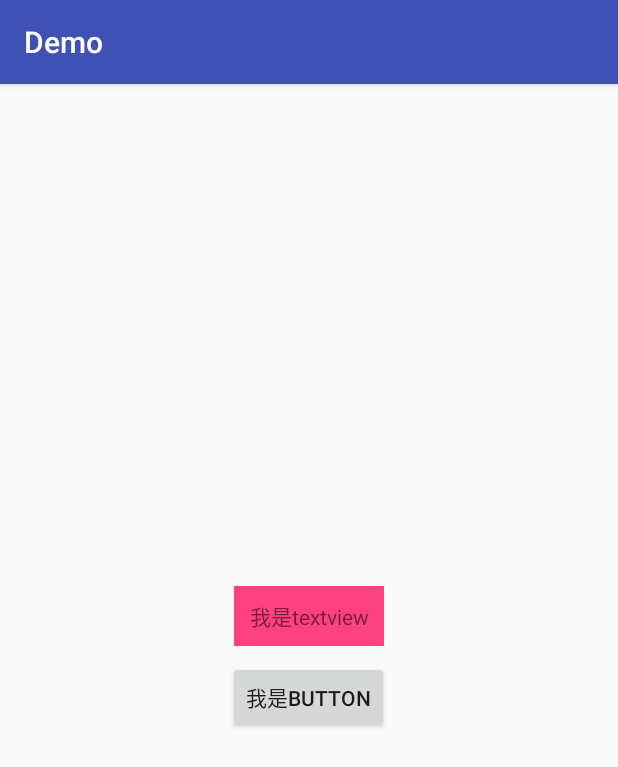
After one commit to genius-ye/Demos, an Android app: the DemoActivity screen opened directly, with no data from a screen before it, on a phone screen of 412 x 824 dp. The commit adds this screen. Shown: the top 767 px of the screen. Run offline under Robolectric (Android 15) with nearby library versions, the phone set to English and light mode, and no system bars.

Commit message:
增加点击代理和点击动画

```diff
--- a/app/src/main/AndroidManifest.xml
+++ b/app/src/main/AndroidManifest.xml
@@ -55,6 +55,8 @@
         </activity>
         <activity android:name=".views.scrollnumberview.AutoScrollViewActivity">
         </activity>
+        <activity android:name=".onclickagent.DemoActivity">
+        </activity>
     </application>
 
 </manifest>
--- /dev/null
+++ b/app/src/main/java/com/genius/onclickagent/DemoActivity.java
@@ -0,0 +1,74 @@
+package com.genius.onclickagent;
+
+import android.animation.AnimatorSet;
+import android.animation.ObjectAnimator;
+import android.content.Context;
+import android.os.Bundle;
+import android.support.v7.app.AppCompatActivity;
+import android.util.Log;
+import android.util.Property;
+import android.view.View;
+import android.view.animation.AccelerateDecelerateInterpolator;
+import android.view.animation.AccelerateInterpolator;
+import android.view.animation.Animation;
+import android.view.animation.AnimationSet;
+import android.view.animation.OvershootInterpolator;
+import android.view.animation.ScaleAnimation;
+
+import com.genius.R;
+import com.genius.onclickagent.OnclickAgent.OnClickListener;
+
+public class DemoActivity extends AppCompatActivity {
+
+    Context mContext;
+
+    @Override
+    protected void onCreate(Bundle savedInstanceState) {
+        super.onCreate(savedInstanceState);
+        setContentView(R.layout.activity_demo);
+
+        mContext = this;
+
+
+//        findViewById(R.id.text).setOnClickListener(new OnclickAgent(this, new OnClickListener() {
+//            @Override
+//            public void onclick(final View v) {
+//                Log.d("genius","click textview");
+//            }
+//        }));
+//
+//        findViewById(R.id.btn).setOnClickListener(new OnclickAgent(this, new OnClickListener() {
+//            @Override
+//            public void onclick(final View v) {
+//                Log.d("genius","click btn");
+//            }
+//        }));
+
+        OnclickAgent onclickAgent = new OnclickAgent(this, new OnClickListener() {
+            @Override
+            public void onclick(final View v) {
+                switch (v.getId())
+                {
+                    case R.id.text:
+                        Log.d("genius","click textview");
+
+                        ObjectAnimator animator = ObjectAnimator.ofFloat(v, "scaleY", 1.0f, 1.2f, 0.85f,1.0f);
+                        v.setPivotY(v.getHeight());
+                        animator.setInterpolator(new AccelerateDecelerateInterpolator());
+                        animator.setDuration(500);
+                        animator.start();
+
+                        break;
+                    case R.id.btn:
+                        Log.d("genius","click btn");
+                        break;
+                }
+            }
+        });
+
+        findViewById(R.id.text).setOnClickListener(onclickAgent);
+
+        findViewById(R.id.btn).setOnClickListener(onclickAgent);
+    }
+
+}
--- /dev/null
+++ b/app/src/main/java/com/genius/onclickagent/OnclickAgent.java
@@ -0,0 +1,43 @@
+package com.genius.onclickagent;
+
+import android.app.Activity;
+import android.content.Context;
+import android.view.View;
+import android.widget.Toast;
+
+import java.lang.reflect.Field;
+import java.lang.reflect.InvocationHandler;
+import java.lang.reflect.InvocationTargetException;
+import java.lang.reflect.Method;
+import java.lang.reflect.Proxy;
+
+/**
+ * 点击代理类
+ */
+public class OnclickAgent implements View.OnClickListener{
+
+    Context context;
+    OnClickListener mOnClickListener;
+
+    public OnclickAgent(final Context context, final OnClickListener onClickListener) {
+        this.context = context;
+        mOnClickListener = onClickListener;
+    }
+
+    @Override
+    public void onClick(final View v) {
+        Toast.makeText(context,"我是代理",Toast.LENGTH_LONG).show();
+
+        if(mOnClickListener!=null)
+        {
+            mOnClickListener.onclick(v);
+        }
+
+    }
+
+    interface OnClickListener
+    {
+        void onclick(View v);
+    }
+
+}
--- /dev/null
+++ b/app/src/main/res/layout/activity_demo.xml
@@ -0,0 +1,27 @@
+<?xml version="1.0" encoding="utf-8"?>
+<LinearLayout
+    xmlns:android="http://schemas.android.com/apk/res/android"
+    xmlns:app="http://schemas.android.com/apk/res-auto"
+    xmlns:tools="http://schemas.android.com/tools"
+    android:layout_width="match_parent"
+    android:layout_height="match_parent"
+    android:gravity="center"
+    android:orientation="vertical"
+    tools:context=".onclickagent.DemoActivity">
+
+    <TextView
+        android:id="@+id/text"
+        android:layout_width="100dp"
+        android:layout_height="40dp"
+        android:gravity="center"
+        android:background="@color/colorAccent"
+        android:text="我是textview"/>
+
+    <Button
+        android:id="@+id/btn"
+        android:layout_width="wrap_content"
+        android:layout_height="wrap_content"
+        android:layout_marginTop="10dp"
+        android:text="我是button"/>
+
+</LinearLayout>
```
Also changed, not shown: app/src/main/java/com/genius/MainActivity.java (+14 -0 lines).
